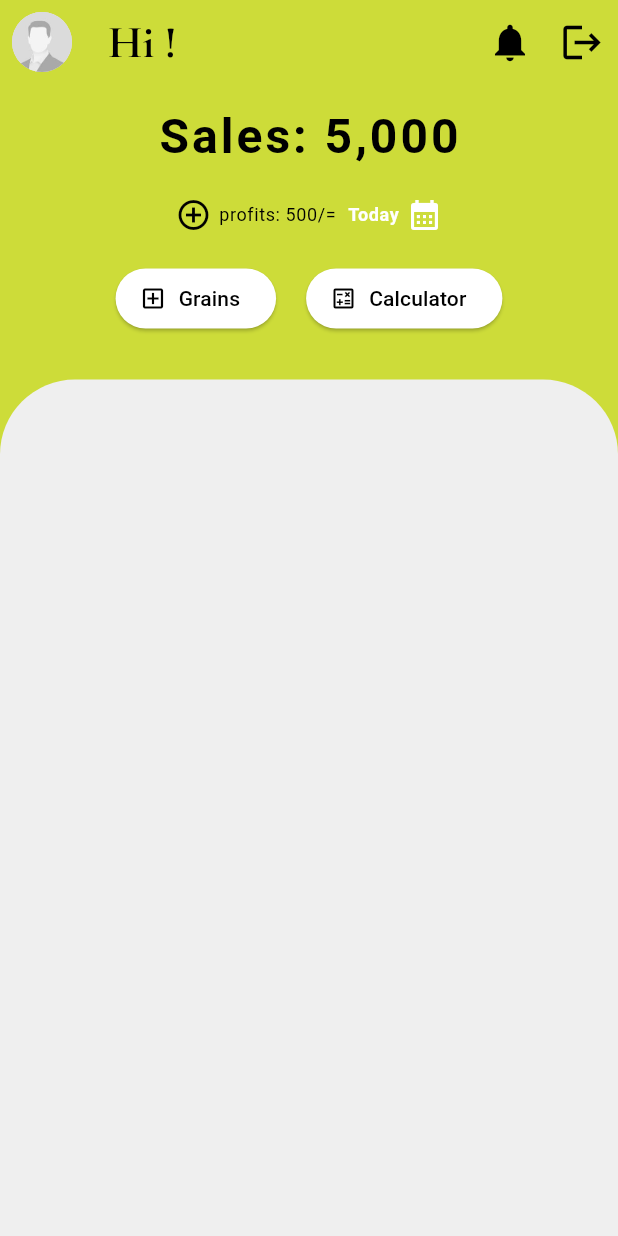
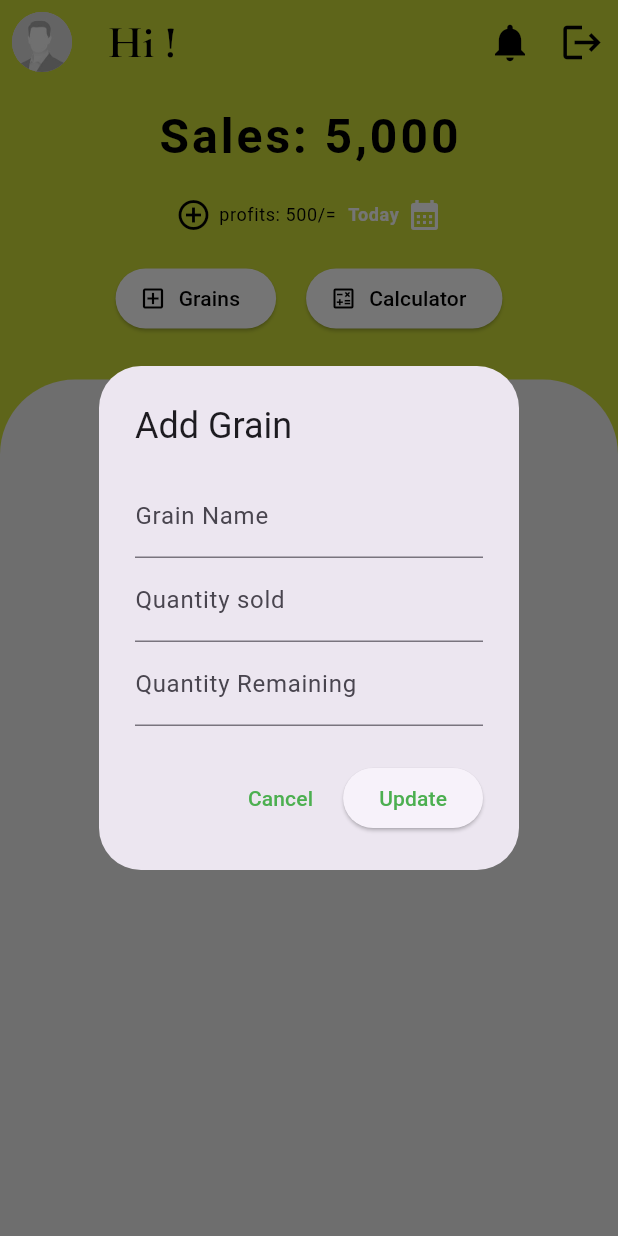
Before and after one commit to SheeThiga/flutter_application_1, a Flutter app: the DashboardScreen screen opened by its route, after a tap on "Grains", on a phone screen of 412 x 824 dp. Run offline on Flutter 3.47's test engine with Material 3 defaults, Android fonts, the phone set to English and light mode, and no system bars; our stand-ins replace curved_navigation_bar, get, google_fonts, shared_preferences; accounts and stored records are empty; network calls fail.

```diff
--- a/lib/views/screens/dashboard_screen.dart
+++ b/lib/views/screens/dashboard_screen.dart
@@ -1,5 +1,4 @@
 import 'dart:convert';
-
 import 'package:flutter/material.dart';
 import 'package:flutter_application_1/configs/constants.dart';
 import 'package:flutter_application_1/controllers/dashboard_controller.dart';
@@ -9,24 +8,32 @@ import 'package:get/get.dart';
 import 'package:http/http.dart' as http;
 import 'package:shared_preferences/shared_preferences.dart';
 
-DashboardController productController = Get.put(DashboardController());
+String firstName = '';
 
 class DashboardScreen extends StatelessWidget {
-  const DashboardScreen({super.key});
+  final DashboardController productController = Get.put(DashboardController());
+
+  DashboardScreen({super.key});
+
+  Future getFirstname() async {
+    try {
+      final SharedPreferences prefs = await SharedPreferences.getInstance();
+      var firstname = prefs.getString('firstname');
+      firstName = firstname!;
+    } catch (e) {
+      debugPrint(e.toString());
+    }
+  }
 
   @override
-  Widget build(context) {
+  Widget build(BuildContext context) {
+    getFirstname().then((value) => print(firstName));
+
     productController.updateLoadingProductData(true);
     getProducts().then((value) {
       productController.updateProductList(value);
       productController.updateLoadingProductData(false);
     });
-
-    Future<String> _getUserFirstName() async {
-      SharedPreferences prefs = await SharedPreferences.getInstance();
-      String? firstName = prefs.getString('firstname') ?? '';
-      return firstName;
-    }
 
     return Scaffold(
       backgroundColor: primaryColor,
@@ -40,28 +47,11 @@ class DashboardScreen extends StatelessWidget {
         backgroundColor: Colors.transparent,
         elevation: 0,
         iconTheme: const IconThemeData(color: appBlackColor, size: 30.0),
-        // title: const CustomText(
-        //   label: 'Hi Leo!',
-        //   labelColor: appBlackColor,
-        //   fontSize: 30.0,
-        // ),
-        title: FutureBuilder<String>(
-          future: _getUserFirstName(),
-          builder: (context, snapshot) {
-            if (snapshot.connectionState == ConnectionState.waiting) {
-              return const Text('Hi, Loading...');
-            } else if (snapshot.hasError) {
-              return const Text('Hi User!');
-            } else {
-              return CustomText(
-                label: 'Hi ${snapshot.data}!',
+        title: CustomText(
+          label: 'Hi $firstName!',
           labelColor: appBlackColor,
           fontSize: 30.0,
-              );
-            }
-          },
         ),
-
         actions: [
           IconButton(
             onPressed: () {
@@ -141,7 +131,58 @@ class DashboardScreen extends StatelessWidget {
             mainAxisAlignment: MainAxisAlignment.center,
             children: [
               ElevatedButton.icon(
-                onPressed: () {},
+                onPressed: () {
+                  showDialog(
+                    context: context,
+                    builder: (BuildContext context) {
+                      return AlertDialog(
+                        title: const Text('Add Grain'),
+                        content: const Column(
+                          mainAxisSize: MainAxisSize.min,
+                          children: [
+                            TextField(
+                              decoration: InputDecoration(
+                                labelText: 'Grain Name',
+                              ),
+                            ),
+                            TextField(
+                              decoration: InputDecoration(
+                                labelText: 'Quantity sold',
+                              ),
+                              keyboardType: TextInputType.number,
+                            ),
+                            TextField(
+                              decoration: InputDecoration(
+                                labelText: 'Quantity Remaining',
+                              ),
+                              keyboardType: TextInputType.number,
+                            ),
+                          ],
+                        ),
+                        actions: [
+                          TextButton(
+                            onPressed: () {
+                              Navigator.of(context).pop();
+                            },
+                            child: const Text(
+                              'Cancel',
+                              style: TextStyle(color: Colors.green),
+                            ),
+                          ),
+                          ElevatedButton(
+                            onPressed: () {
+                              addGrain(context);
+                            },
+                            child: const Text(
+                              'Update',
+                              style: TextStyle(color: Colors.green),
+                            ),
+                          ),
+                        ],
+                      );
+                    },
+                  );
+                },
                 icon: const Icon(Icons.add_box_outlined, color: appBlackColor),
                 style: ElevatedButton.styleFrom(
                   backgroundColor: appWhiteColor,
@@ -152,7 +193,7 @@ class DashboardScreen extends StatelessWidget {
                 ),
                 label: const Text('Grains'),
               ),
-              const SizedBox(width: 20.0),
+              SizedBox(width: 20.0),
               ElevatedButton.icon(
                 onPressed: () => Get.toNamed("/calculator"),
                 icon:
@@ -196,8 +237,7 @@ class DashboardScreen extends StatelessWidget {
                         ),
                         itemCount: productController.productList.length,
                         itemBuilder: (context, index) {
-                          return Obx(
-                            () => Container(
+                          return Container(
                             decoration: BoxDecoration(
                                 borderRadius: BorderRadius.circular(20),
                                 color: appWhiteColor),
@@ -255,8 +295,8 @@ class DashboardScreen extends StatelessWidget {
                                           },
                                           child: const Text(
                                             'Close',
-                                              style: TextStyle(
-                                                  color: Colors.green),
+                                            style:
+                                                TextStyle(color: Colors.green),
                                           ),
                                         ),
                                       ],
@@ -264,7 +304,6 @@ class DashboardScreen extends StatelessWidget {
                                   },
                                 );
                               },
-                              ),
                             ),
                           );
                         },
@@ -287,7 +326,6 @@ class DashboardScreen extends StatelessWidget {
         List<Map<String, dynamic>> productResponse =
             serverResponse['products'].cast<Map<String, dynamic>>();
 
-        // Removed the unnecessary cast
         List<ProductModel> productList = productResponse.map((products) {
           return ProductModel.fromJson(products);
         }).toList();
@@ -301,4 +339,60 @@ class DashboardScreen extends StatelessWidget {
       return [];
     }
   }
+
+  Future<void> addGrain(BuildContext context) async {
+    String productName = '';
+    int quantitySold = 0;
+    int quantityRemaining = 0;
+
+    try {
+      http.Response response = await http.post(
+        Uri.parse(
+            "https://nzembi.tech/mercy_cereal_shop/productTable/updateProduct.php"),
+        body: {
+          "product_name": productName,
+          "quantity_sold": quantitySold.toString(),
+          "quantity_remaining": quantityRemaining.toString(),
+        },
+        headers: {
+          "content-type": "application/x-www-form-urlencoded",
+        },
+      );
+
+      if (response.statusCode == 200) {
+        var serverResponse = json.decode(response.body);
+        int updated = serverResponse['success'];
+        if (updated == 1) {
+          print("Product updated successfully");
+          _showUpdateSuccessDialog(context, productName);
+        } else {
+          print("Failed to update product");
         }
+      } else {
+        print("Failed to update product: ${response.statusCode}");
+      }
+    } catch (e) {
+      print("Error updating product: $e");
+    }
+  }
+
+  void _showUpdateSuccessDialog(BuildContext context, String productName) {
+    showDialog(
+      context: context,
+      builder: (BuildContext context) {
+        return AlertDialog(
+          title: const Text('Grain Updated'),
+          content: Text('$productName has been updated successfully.'),
+          actions: <Widget>[
+            TextButton(
+              onPressed: () {
+                Navigator.of(context).pop();
+              },
+              child: const Text('OK'),
+            ),
+          ],
+        );
+      },
+    );
+  }
+}
--- a/lib/views/screens/login_screen.dart
+++ b/lib/views/screens/login_screen.dart
@@ -9,6 +9,7 @@ import '../widgets/custom_text.dart';
 
 final TextEditingController usernameController = TextEditingController();
 final TextEditingController passwordController = TextEditingController();
+
 
 class LoginScreen extends StatelessWidget {
   const LoginScreen({super.key});
```
Also changed, not shown: lib/views/screens/registration_screen.dart (+13 -7 lines), lib/main.dart (line endings or trailing spaces). Lines whose indentation alone changed are shown as unchanged.
